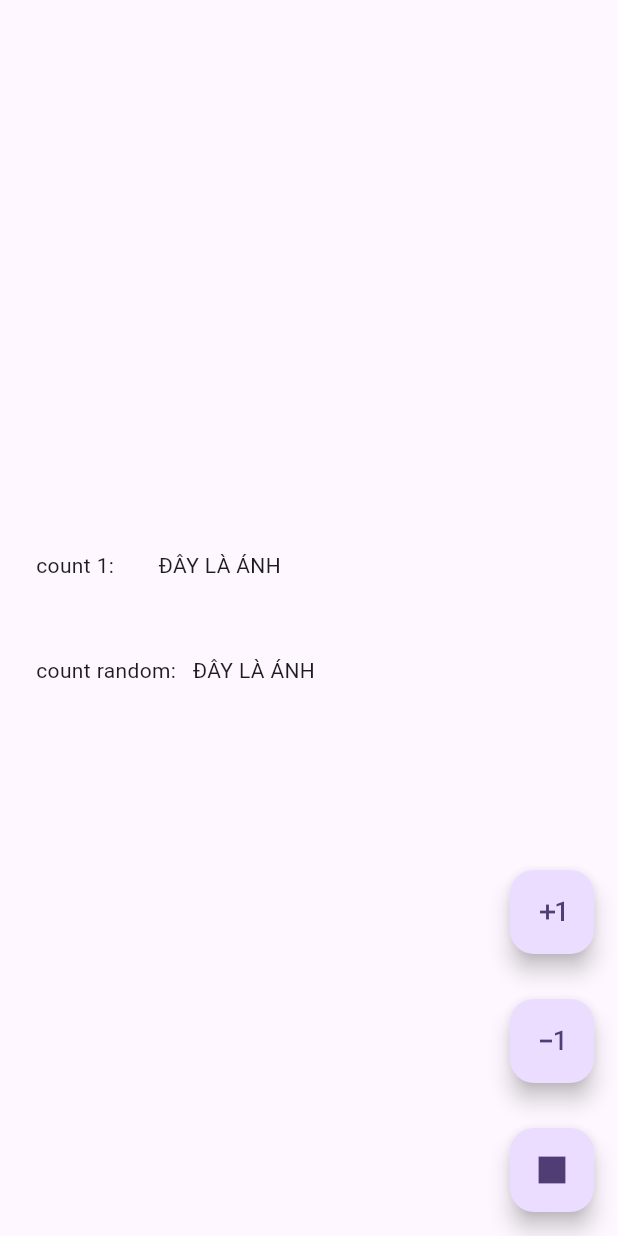
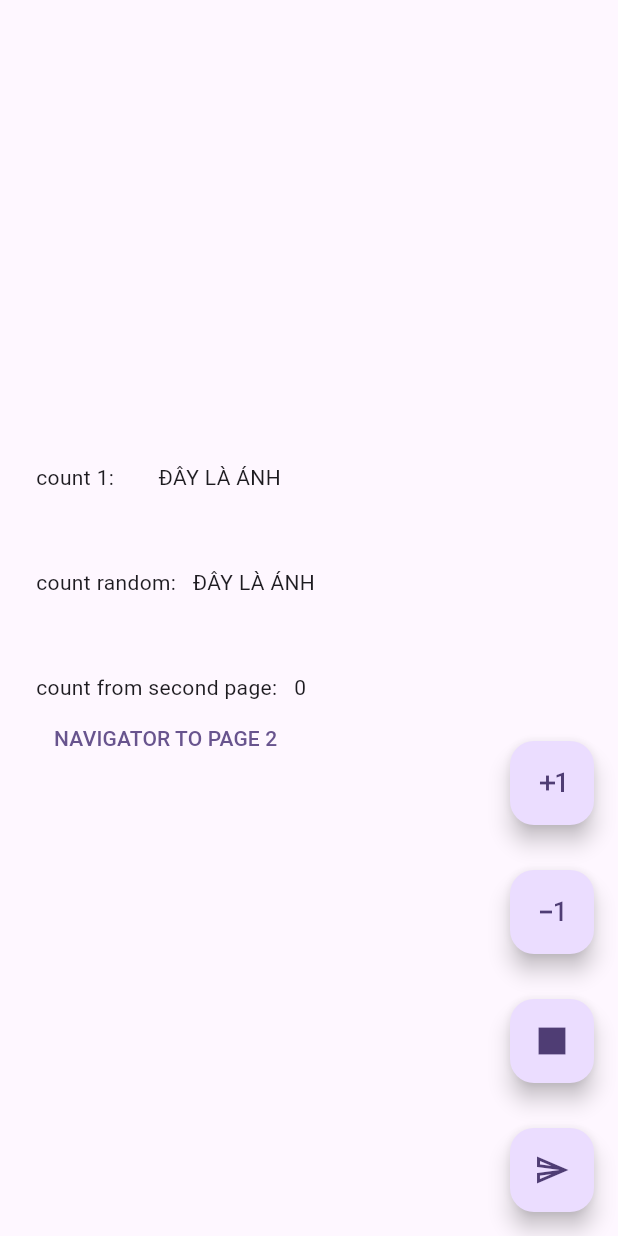
Before and after one commit to Sakeshioyaki/flutter_example, a Flutter app: the screen it shows after launch, on a phone screen of 412 x 824 dp. Run offline on Flutter 3.47's test engine with Material 3 defaults, Android fonts, the phone set to English and light mode, and no system bars; our stand-ins replace equatable, flutter_bloc.

Commit message:
update for multi bloc

```diff
--- a/lib/bloc_cubit/bloc_cubit_2/second_bloc_state.dart
+++ b/lib/bloc_cubit/bloc_cubit_2/second_bloc_state.dart
@@ -1,12 +1,21 @@
 part of 'second_bloc_cubit.dart';
 
 class SecondBlocState extends Equatable {
-  const SecondBlocState();
+  final int secondCounter;
+  const SecondBlocState({
+    this.secondCounter = 0,
+  });
 
   @override
-  List<Object?> get props => [];
+  List<Object?> get props => [
+        secondCounter,
+      ];
 
-  SecondBlocState copyWith() {
-    return const SecondBlocState();
+  SecondBlocState copyWith({
+    int? secondCounter,
+  }) {
+    return SecondBlocState(
+      secondCounter: secondCounter ?? this.secondCounter,
+    );
   }
 }
--- a/lib/bloc_cubit/my_bloc_cubit.dart
+++ b/lib/bloc_cubit/my_bloc_cubit/my_bloc_cubit.dart
@@ -1,7 +1,7 @@
 import 'dart:math';
 
 import 'package:flutter_bloc/flutter_bloc.dart';
-import 'package:flutter_example/bloc_cubit/my_bloc_state.dart';
+import 'package:flutter_example/bloc_cubit/my_bloc_cubit/my_bloc_state.dart';
 
 class MyBlocCubit extends Cubit<MyBlocState> {
   MyBlocCubit() : super(const MyBlocState());
--- a/lib/bloc_cubit/my_bloc_page.dart
+++ b/lib/bloc_cubit/my_bloc_cubit/my_bloc_page.dart
@@ -2,8 +2,10 @@ import 'dart:math';
 
 import 'package:flutter/material.dart';
 import 'package:flutter_bloc/flutter_bloc.dart';
-import 'package:flutter_example/bloc_cubit/my_bloc_state.dart';
-import 'package:flutter_example/bloc_cubit/my_bloc_state_2.dart';
+import 'package:flutter_example/bloc_cubit/bloc_cubit_2/second_bloc_cubit.dart';
+import 'package:flutter_example/bloc_cubit/bloc_cubit_2/second_bloc_page.dart';
+import 'package:flutter_example/bloc_cubit/my_bloc_cubit/my_bloc_state.dart';
+import 'package:flutter_example/bloc_cubit/my_bloc_cubit/my_bloc_state_2.dart';
 
 import 'my_bloc_cubit.dart';
 
@@ -43,22 +45,24 @@ class MyBlocChildPage extends StatefulWidget {
 
 class _MyBlocChildPageState extends State<MyBlocChildPage> {
   late final MyBlocCubit _cubit;
+  late final SecondBlocCubit _cubit2;
   bool? selectTest;
 
   @override
   void initState() {
     super.initState();
+    _cubit2 = BlocProvider.of(context);
 
     ///1 lan
     _cubit = BlocProvider.of(context);
-    _cubit = context.read<MyBlocCubit>();
-
-    ///many time
-    _cubit = context.watch<MyBlocCubit>();
-    _cubit = BlocProvider.of<MyBlocCubit>(context, listen: true);
-
-    //selector
-    selectTest = context.select((MyBlocCubit cubit) => cubit.state.count1 >= 3);
+    // _cubit = context.read<MyBlocCubit>();
+    //
+    // ///many time
+    // _cubit = context.watch<MyBlocCubit>();
+    // _cubit = BlocProvider.of<MyBlocCubit>(context, listen: true);
+    //
+    // //selector
+    // selectTest = context.select((MyBlocCubit cubit) => cubit.state.count1 >= 3);
   }
 
   @override
@@ -99,6 +103,23 @@ class _MyBlocChildPageState extends State<MyBlocChildPage> {
                 Text('count 1:        ${value.something}'),
                 const SizedBox(height: 50),
                 Text('count random:   ${value.something}'),
+                const SizedBox(height: 50),
+                BlocBuilder<SecondBlocCubit, SecondBlocState>(
+                  builder: (context, state) {
+                    return Text(
+                        'count from second page:   ${state.secondCounter}');
+                  },
+                ),
+                TextButton(
+                  onPressed: () {
+                    Navigator.push(
+                      context,
+                      MaterialPageRoute(
+                          builder: (context) => const SecondBlocPage()),
+                    );
+                  },
+                  child: const Text('NAVIGATOR TO PAGE 2'),
+                ),
               ],
             );
           },
@@ -130,13 +151,17 @@ class _MyBlocChildPageState extends State<MyBlocChildPage> {
             tooltip: 'prople',
             child: const Icon(Icons.square),
           ),
+          const SizedBox(height: 30),
+          FloatingActionButton(
+            onPressed: () {
+              _cubit2.increment();
+            },
+            tooltip: 'prople',
+            child: const Icon(Icons.send_outlined),
+          ),
         ],
       ),
     );
-  }
-
-  Widget _buildBodyWidget() {
-    return Container();
   }
 
   @override
--- a/lib/main.dart
+++ b/lib/main.dart
@@ -1,5 +1,8 @@
 import 'package:flutter/material.dart';
-import 'package:flutter_example/bloc_cubit/my_bloc_page.dart';
+import 'package:flutter_bloc/flutter_bloc.dart';
+import 'package:flutter_example/bloc_cubit/my_bloc_cubit/my_bloc_page.dart';
+
+import 'bloc_cubit/bloc_cubit_2/second_bloc_cubit.dart';
 
 void main() {
   runApp(const MyApp());
@@ -10,14 +13,28 @@ class MyApp extends StatelessWidget {
 
   @override
   Widget build(BuildContext context) {
-    return MaterialApp(
+    // return MaterialApp(
+    //   title: 'Flutter Demo',
+    //   theme: ThemeData(
+    //     colorScheme: ColorScheme.fromSeed(seedColor: Colors.deepPurple),
+    //     useMaterial3: true,
+    //   ),
+    //   home: const MyHomePage(title: 'Flutter Demo Home Page'),
+    // );
+    return MultiBlocProvider(
+        providers: [
+          BlocProvider<SecondBlocCubit>(
+            create: (BuildContext context) => SecondBlocCubit(),
+          ),
+        ],
+        child: MaterialApp(
           title: 'Flutter Demo',
           theme: ThemeData(
             colorScheme: ColorScheme.fromSeed(seedColor: Colors.deepPurple),
             useMaterial3: true,
           ),
           home: const MyHomePage(title: 'Flutter Demo Home Page'),
-    );
+        ));
   }
 }
 
```
Also changed, not shown: lib/bloc_cubit/bloc_cubit_2/second_bloc_cubit.dart (+11 -0 lines), lib/bloc_cubit/bloc_cubit_2/second_bloc_page.dart (+25 -46 lines), lib/bloc_cubit/my_bloc_cubit/my_bloc_state.dart (renamed from lib/bloc_cubit/my_bloc_state.dart), lib/bloc_cubit/my_bloc_cubit/my_bloc_state_2.dart (renamed from lib/bloc_cubit/my_bloc_state_2.dart). Lines whose indentation alone changed are shown as unchanged.
